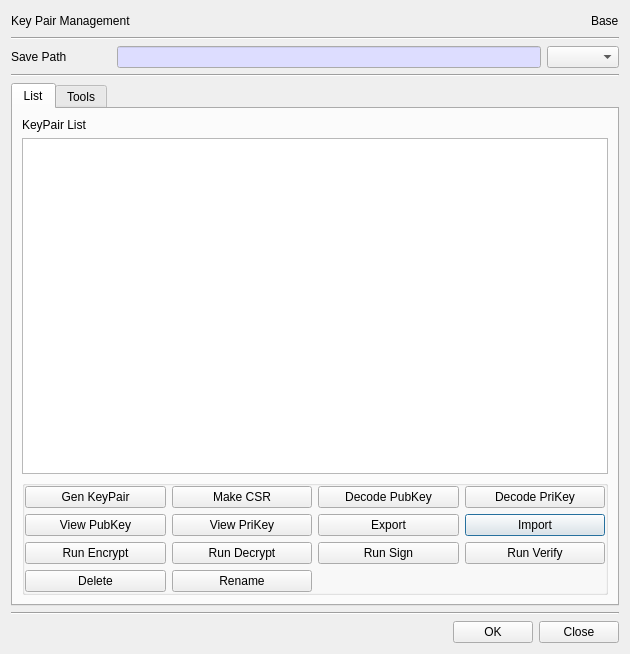
The window that BerEditor/key_pair_man_dlg.ui (jykim74/BerEditor) describes before a commit, drawn with Qt 5.
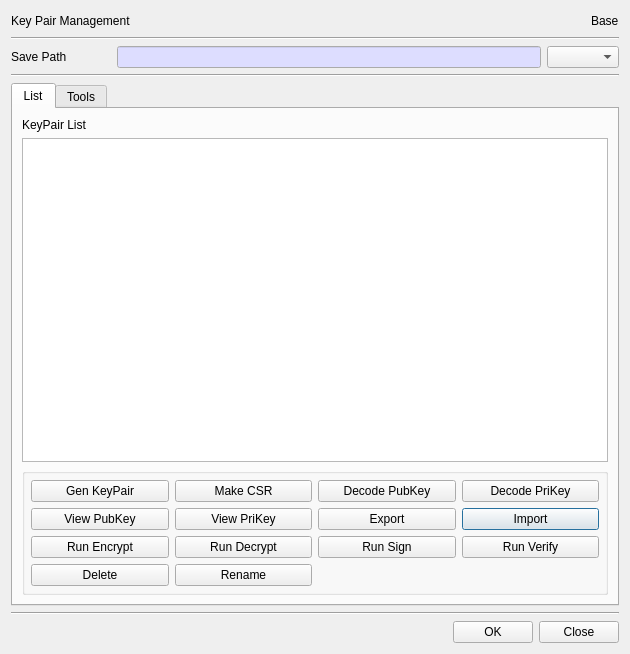
The same window after the commit. The open tabs and pages were chosen to show the change.

What changed in the file:
```diff
--- a/BerEditor/key_pair_man_dlg.ui
+++ b/BerEditor/key_pair_man_dlg.ui
@@ -167,17 +167,20 @@
           <string/>
          </property>
          <layout class="QVBoxLayout" name="verticalLayout_4">
+          <property name="spacing">
+           <number>6</number>
+          </property>
           <property name="leftMargin">
-           <number>0</number>
+           <number>6</number>
           </property>
           <property name="topMargin">
-           <number>0</number>
+           <number>6</number>
           </property>
           <property name="rightMargin">
-           <number>0</number>
+           <number>6</number>
           </property>
           <property name="bottomMargin">
-           <number>0</number>
+           <number>6</number>
           </property>
           <item>
            <layout class="QGridLayout" name="gridLayout_3">
```
Left out of the diff: 2 changed lines with no effect on the pictures.
